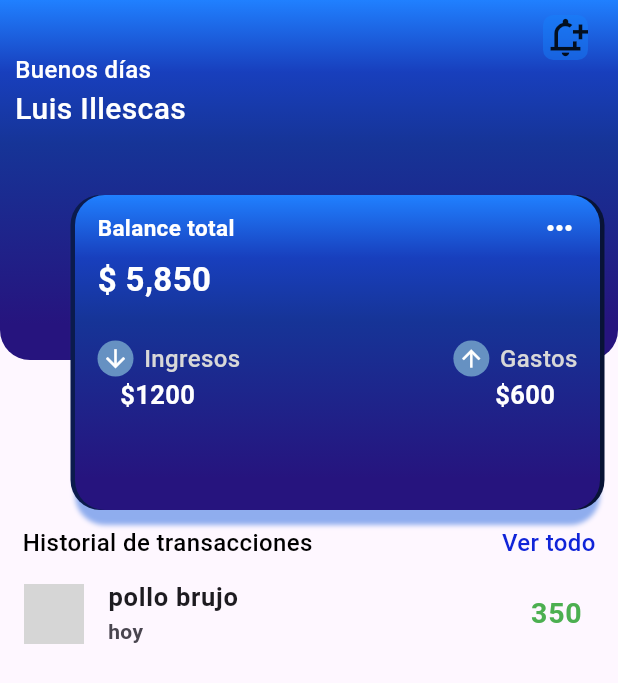
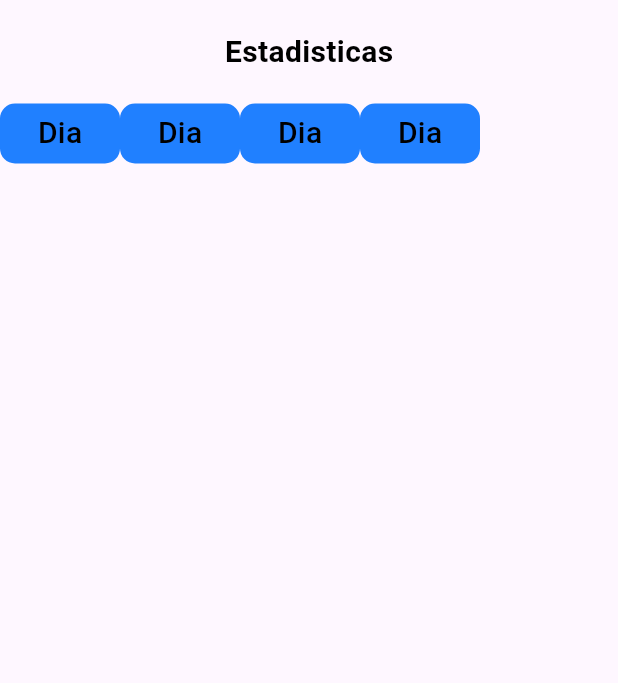
Before and after one commit to JoelSANQ/app, a Flutter app: the screen it shows after launch, on a phone screen of 412 x 824 dp. Shown: the top 683 px of the screen. Run offline on Flutter 3.47's test engine with Material 3 defaults, Android fonts, the phone set to English and light mode, and no system bars; grey boxes are pictures that could not be loaded.

Commit message:
stadistics section

```diff
--- a/app/lib/home_page.dart
+++ b/app/lib/Screens/home_page.dart
@@ -63,7 +63,7 @@ class HomePage extends StatelessWidget {
                 style:  TextStyle(
                 fontWeight: FontWeight.w600,
                 fontSize: 19,
-                color: Colors.green,
+                color: geter()[index].buy! ? Colors.red:Colors.green,
               )
               ),
               );
--- /dev/null
+++ b/app/lib/Screens/stadistics.dart
@@ -0,0 +1,60 @@
+import 'package:flutter/material.dart';
+
+class Stadistics extends StatefulWidget {
+  const Stadistics({Key? key}) : super(key: key);
+
+  @override
+  State<Stadistics> createState() => _MyWidgetState();
+}
+
+class _MyWidgetState extends State<Stadistics> {
+  @override
+  Widget build(BuildContext context) {
+    return Scaffold(
+      body: SafeArea(
+        child: CustomScrollView(
+          slivers: [
+            SliverToBoxAdapter(
+              child: Column(
+                children: [
+                  SizedBox(height: 20),
+                  Text('Estadisticas',
+                  style: TextStyle(
+                  color: Colors.black,
+                  fontSize: 20,
+                  fontWeight: FontWeight.w700
+                  ),
+                  ),
+                  SizedBox(height: 20),
+                  Row(
+                    children: [
+                      ...List.generate(4, (index) {
+                        return Container(
+                    height: 40,
+                    width: 80,
+                    decoration: BoxDecoration(
+                    borderRadius: BorderRadius.circular(10),
+                    color: Color.fromARGB(255, 32, 128, 255),
+                    ),
+                    alignment: Alignment.center,
+                    child: Text('Dia', style: TextStyle(
+                      color: Colors.black,
+                      fontSize: 20,
+                      fontWeight: FontWeight.w500,
+                    ),
+                    ),
+
+                  );
+
+                        })
+                    ],
+                  )
+                ],
+              ),
+            )
+          ],
+        ),
+      ),
+    );
+  }
+}
--- a/app/lib/data/1.dart
+++ b/app/lib/data/1.dart
@@ -3,5 +3,5 @@ class money{
   String? name;
   String? time;
   String? fee;
-  double? buy;
+  bool? buy;
 }
--- a/app/lib/main.dart
+++ b/app/lib/main.dart
@@ -1,5 +1,5 @@
 import 'package:flutter/material.dart';
-import 'package:app/home_page.dart';
+import 'package:app/Screens/stadistics.dart';
 
 void main() {
   runApp(const App());
@@ -13,7 +13,7 @@ class App extends StatelessWidget {
   Widget build(BuildContext context) {
     return MaterialApp(
       debugShowCheckedModeBanner: false,
-      home: HomePage(),
+      home: Stadistics(),
     );
   }
 
--- a/app/pubspec.yaml
+++ b/app/pubspec.yaml
@@ -60,6 +60,10 @@ flutter:
   # To add assets to your application, add an assets section, like this:
   assets:
   - assets\money_image.png
+  - assets\Logotipo_Primario_Vertical.png
+  - assets\rest.png
+  - assets\psn.png
+
 
   # An image asset can refer to one or more resolution-specific "variants", see
   # https://flutter.dev/to/resolution-aware-images
```
Also changed, not shown: app/lib/data/listdata.dart (+25 -4 lines), app/assets/Logotipo_Primario_Vertical.png (added), app/assets/psn.png (added).
